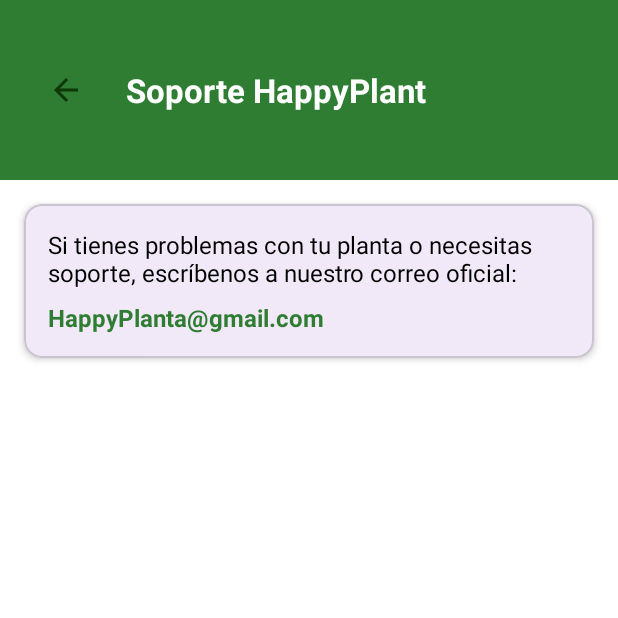
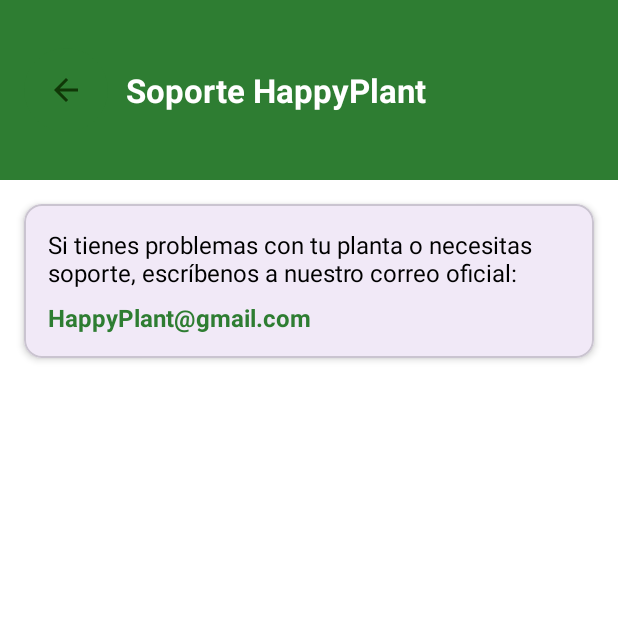
Before and after one commit to mariv542/Plantita-Feliz, an Android app: the soporteActivity screen opened directly, with no data from a screen before it, on a phone screen of 412 x 824 dp, the top half of it. Run offline under Robolectric (Android 15) with nearby library versions, the phone set to English and light mode, and no system bars.

Commit message:
arreglo de soporte

```diff
--- a/app/src/main/res/layout/activity_soporte.xml
+++ b/app/src/main/res/layout/activity_soporte.xml
@@ -66,7 +66,7 @@
                 android:id="@+id/tvCorreoSoporte"
                 android:layout_width="match_parent"
                 android:layout_height="wrap_content"
-                android:text="HappyPlanta@gmail.com"
+                android:text="HappyPlant@gmail.com"
                 android:textColor="@color/green"
                 android:textSize="16sp"
                 android:layout_marginTop="8dp"
```
